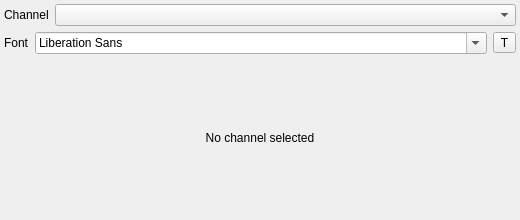
thomasgi1/sdrangel, file plugins/feature/freqdisplay/freqdisplaygui.ui: the form before one commit.
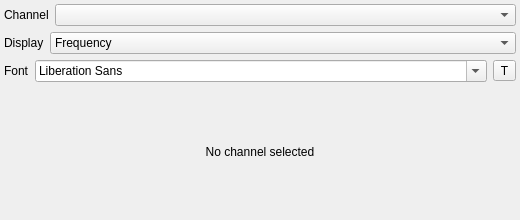
The form after the commit. Custom widgets are drawn as their Qt base class.

Commit message:
freqdisplay: add display mode combo (Frequency / Power / Both)
Agent-Logs-Url: https://github.com/srcejon/sdrangel/sessions/a19c344b-fddf-4a20-beee-ff370bc34c33

What changed in the file:
```diff
--- a/plugins/feature/freqdisplay/freqdisplaygui.ui
+++ b/plugins/feature/freqdisplay/freqdisplaygui.ui
@@ -68,6 +68,45 @@
       </item>
      </layout>
     </item>
+    <item>
+     <layout class="QHBoxLayout" name="displayLayout">
+      <item>
+       <widget class="QLabel" name="displayLabel">
+        <property name="text">
+         <string>Display</string>
+        </property>
+       </widget>
+      </item>
+      <item>
+       <widget class="QComboBox" name="displayMode">
+        <property name="sizePolicy">
+         <sizepolicy hsizetype="Expanding" vsizetype="Fixed">
+          <horstretch>0</horstretch>
+          <verstretch>0</verstretch>
+         </sizepolicy>
+        </property>
+        <property name="toolTip">
+         <string>Select what to display: channel frequency, power or both</string>
+        </property>
+        <item>
+         <property name="text">
+          <string>Frequency</string>
+         </property>
+        </item>
+        <item>
+         <property name="text">
+          <string>Power</string>
+         </property>
+        </item>
+        <item>
+         <property name="text">
+          <string>Both</string>
+         </property>
+        </item>
+       </widget>
+      </item>
+     </layout>
+    </item>
     <item>
      <layout class="QHBoxLayout" name="fontLayout">
       <item>
```
The commit also changes 4 other files.
